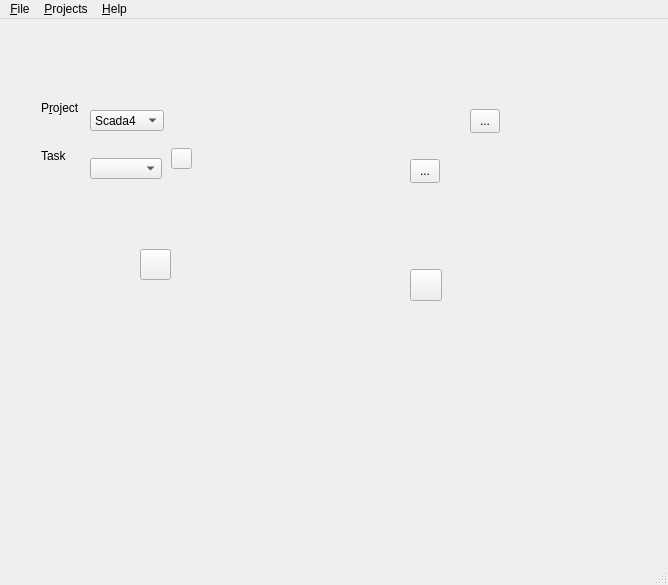
Before: the Qt Designer form ui/qtracker.ui in thoufiek/qtracker, drawn with Qt 5.
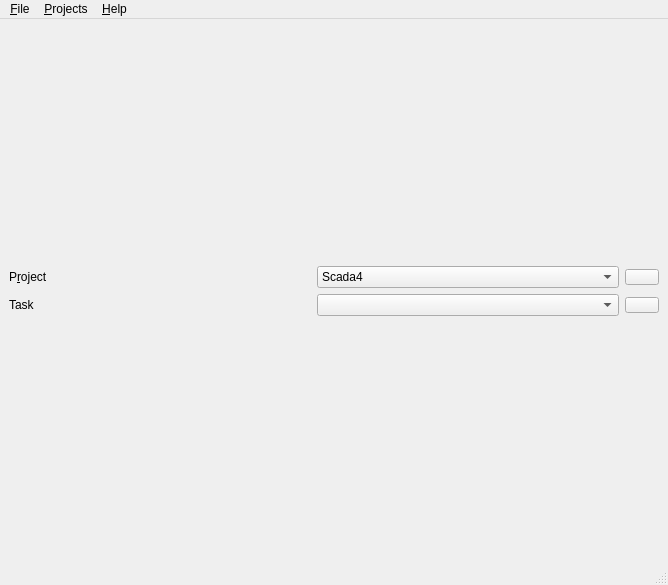
After: the same form once the commit is applied. Icons and pictures are not drawn.

The edit to the form file:
```diff
--- a/ui/qtracker.ui
+++ b/ui/qtracker.ui
@@ -25,92 +25,80 @@
 }</string>
   </property>
   <widget class="QWidget" name="centralwidget">
-   <widget class="QComboBox" name="comboBox">
-    <property name="geometry">
-     <rect>
-      <x>90</x>
-      <y>91</y>
-      <width>74</width>
-      <height>21</height>
-     </rect>
-    </property>
+   <layout class="QVBoxLayout" name="verticalLayout">
     <item>
-     <property name="text">
-      <string>Scada4</string>
-     </property>
-    </item>
-    <item>
-     <property name="text">
-      <string>Tapi</string>
-     </property>
-    </item>
-   </widget>
+     <layout class="QGridLayout" name="gridLayout">
+      <item row="0" column="0">
    <widget class="QLabel" name="label">
-    <property name="geometry">
-     <rect>
-      <x>41</x>
-      <y>81</y>
-      <width>44</width>
-      <height>16</height>
-     </rect>
-    </property>
     <property name="text">
      <string>P&amp;roject</string>
     </property>
     <property name="buddy">
-     <cstring>comboBox</cstring>
-    </property>
-   </widget>
-   <widget class="QComboBox" name="comboBox_2">
-    <property name="geometry">
-     <rect>
-      <x>90</x>
-      <y>139</y>
-      <width>72</width>
-      <height>21</height>
-     </rect>
-    </property>
-   </widget>
+         <cstring>project_combo</cstring>
+        </property>
+       </widget>
+      </item>
+      <item row="0" column="1">
+       <widget class="QComboBox" name="project_combo">
+        <item>
+         <property name="text">
+          <string>Scada4</string>
+         </property>
+        </item>
+        <item>
+         <property name="text">
+          <string>Tapi</string>
+         </property>
+        </item>
+       </widget>
+      </item>
+      <item row="0" column="2">
+       <widget class="QPushButton" name="addproject_button">
+        <property name="sizePolicy">
+         <sizepolicy hsizetype="Fixed" vsizetype="Fixed">
+          <horstretch>0</horstretch>
+          <verstretch>0</verstretch>
+         </sizepolicy>
+        </property>
+        <property name="text">
+         <string/>
+        </property>
+        <property name="icon">
+         <iconset resource="qtracker.qrc">
+          <normaloff>:/icons/add.png</normaloff>:/icons/add.png</iconset>
+        </property>
+        <property name="iconSize">
+         <size>
+          <width>26</width>
+          <height>26</height>
+         </size>
+        </property>
+        <property name="flat">
+         <bool>false</bool>
+        </property>
+       </widget>
+      </item>
+      <item row="1" column="0">
    <widget class="QLabel" name="label_2">
-    <property name="geometry">
-     <rect>
-      <x>41</x>
-      <y>129</y>
-      <width>27</width>
-      <height>16</height>
-     </rect>
-    </property>
     <property name="text">
      <string>Task</string>
     </property>
     <property name="buddy">
-     <cstring>comboBox_2</cstring>
-    </property>
-   </widget>
-   <widget class="QToolButton" name="toolButton">
-    <property name="geometry">
-     <rect>
-      <x>410</x>
-      <y>250</y>
-      <width>32</width>
-      <height>32</height>
-     </rect>
-    </property>
+         <cstring>task_combo</cstring>
+        </property>
+       </widget>
+      </item>
+      <item row="1" column="1">
+       <widget class="QComboBox" name="task_combo"/>
+      </item>
+      <item row="1" column="2">
+       <widget class="QPushButton" name="addtask_button">
     <property name="sizePolicy">
-     <sizepolicy hsizetype="Preferred" vsizetype="Preferred">
+         <sizepolicy hsizetype="Fixed" vsizetype="Fixed">
       <horstretch>0</horstretch>
       <verstretch>0</verstretch>
      </sizepolicy>
     </property>
-    <property name="minimumSize">
-     <size>
-      <width>32</width>
-      <height>32</height>
-     </size>
-    </property>
-    <property name="styleSheet">
-     <string notr="true">border-image: url(:/icons/add.png);</string>
-    </property>
     <property name="text">
      <string/>
     </property>
@@ -120,116 +108,18 @@
     </property>
     <property name="iconSize">
      <size>
-      <width>32</width>
-      <height>32</height>
-     </size>
-    </property>
-    <property name="toolButtonStyle">
-     <enum>Qt::ToolButtonIconOnly</enum>
-    </property>
-    <property name="autoRaise">
+          <width>26</width>
+          <height>26</height>
+         </size>
+        </property>
+        <property name="flat">
      <bool>false</bool>
     </property>
    </widget>
-   <widget class="QToolButton" name="toolButton_2">
-    <property name="geometry">
-     <rect>
-      <x>171</x>
-      <y>129</y>
-      <width>21</width>
-      <height>21</height>
-     </rect>
-    </property>
-    <property name="sizePolicy">
-     <sizepolicy hsizetype="Preferred" vsizetype="Preferred">
-      <horstretch>0</horstretch>
-      <verstretch>0</verstretch>
-     </sizepolicy>
-    </property>
-    <property name="text">
-     <string/>
-    </property>
-    <property name="icon">
-     <iconset resource="qtracker.qrc">
-      <normaloff>:/icons/add.png</normaloff>:/icons/add.png</iconset>
-    </property>
-    <property name="iconSize">
-     <size>
-      <width>32</width>
-      <height>32</height>
-     </size>
-    </property>
-    <property name="toolButtonStyle">
-     <enum>Qt::ToolButtonIconOnly</enum>
-    </property>
-   </widget>
-   <widget class="QToolButton" name="toolButton_3">
-    <property name="geometry">
-     <rect>
-      <x>470</x>
-      <y>90</y>
-      <width>30</width>
-      <height>24</height>
-     </rect>
-    </property>
-    <property name="text">
-     <string>...</string>
-    </property>
-   </widget>
-   <widget class="QPushButton" name="pushButton">
-    <property name="geometry">
-     <rect>
-      <x>140</x>
-      <y>230</y>
-      <width>31</width>
-      <height>31</height>
-     </rect>
-    </property>
-    <property name="styleSheet">
-     <string notr="true">QPushButton {
-margin: 0px 0px;
-     }
-
-     QPushButton:pressed {
-         background-color: qlineargradient(x1: 0, y1: 0, x2: 0, y2: 1,
-                                           stop: 0 #dadbde, stop: 1 #f6f7fa);
-     }
-
-     QPushButton:flat {
-         border: none; /* no border for a flat push button */
-     }
-
-     QPushButton:default {
-         border-color: navy; /* make the default button prominent */
-     }</string>
-    </property>
-    <property name="text">
-     <string/>
-    </property>
-    <property name="icon">
-     <iconset resource="qtracker.qrc">
-      <normaloff>:/icons/add.png</normaloff>:/icons/add.png</iconset>
-    </property>
-    <property name="iconSize">
-     <size>
-      <width>32</width>
-      <height>32</height>
-     </size>
-    </property>
-   </widget>
-   <widget class="QToolButton" name="toolButton_4">
-    <property name="geometry">
-     <rect>
-      <x>410</x>
-      <y>140</y>
-      <width>30</width>
-      <height>24</height>
-     </rect>
-    </property>
-    <property name="text">
-     <string>...</string>
-    </property>
-   </widget>
+      </item>
+     </layout>
+    </item>
+   </layout>
   </widget>
   <widget class="QMenuBar" name="menubar">
    <property name="geometry">
```
Lines whose indentation alone changed are shown as unchanged.
